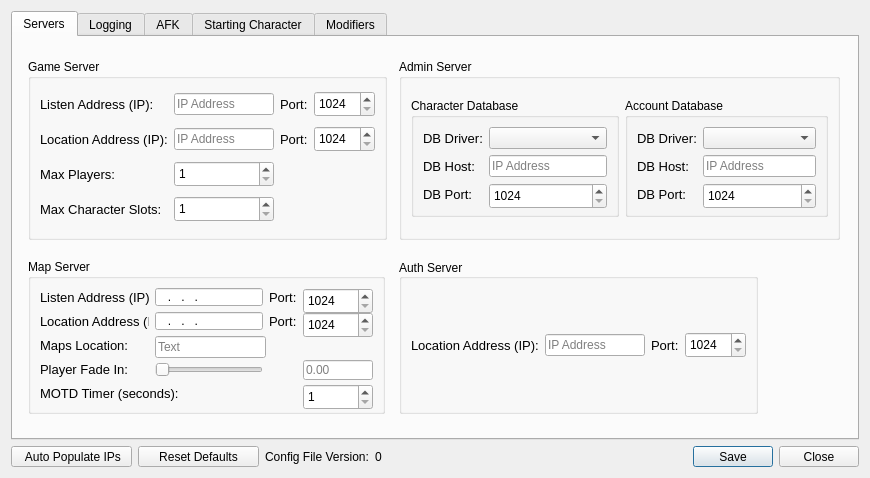
This is Utilities/SEGSAdmin/SettingsDialog.ui in Segs/Segs as Qt 5 draws it before an edit. The edited form follows.
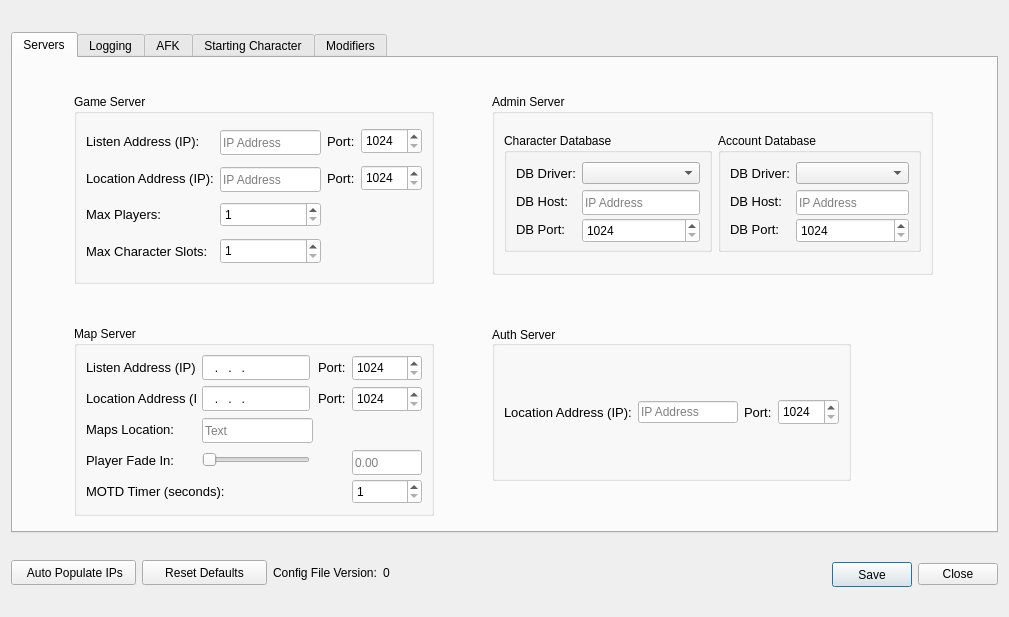
This is the edited form. Icons and pictures are not drawn.

Patch:
```diff
--- a/Utilities/SEGSAdmin/SettingsDialog.ui
+++ b/Utilities/SEGSAdmin/SettingsDialog.ui
@@ -9,8 +9,8 @@
    <rect>
     <x>0</x>
     <y>0</y>
-    <width>870</width>
-    <height>478</height>
+    <width>1009</width>
+    <height>617</height>
    </rect>
   </property>
   <property name="windowTitle">
@@ -22,7 +22,7 @@
      <property name="minimumSize">
       <size>
        <width>80</width>
-       <height>21</height>
+       <height>25</height>
       </size>
      </property>
      <property name="maximumSize">
@@ -40,7 +40,7 @@
     <widget class="QPushButton" name="reset_defaults">
      <property name="minimumSize">
       <size>
-       <width>121</width>
+       <width>125</width>
        <height>21</height>
       </size>
      </property>
@@ -75,7 +75,7 @@
     <widget class="QPushButton" name="ip_auto_populate">
      <property name="minimumSize">
       <size>
-       <width>121</width>
+       <width>125</width>
        <height>21</height>
       </size>
      </property>
@@ -138,8 +138,8 @@
          </property>
          <property name="minimumSize">
           <size>
-           <width>357</width>
-           <height>141</height>
+           <width>360</width>
+           <height>190</height>
           </size>
          </property>
          <property name="maximumSize">
@@ -166,6 +166,12 @@
           </item>
           <item row="0" column="1">
            <widget class="QLineEdit" name="map_listen_ip">
+            <property name="minimumSize">
+             <size>
+              <width>50</width>
+              <height>25</height>
+             </size>
+            </property>
             <property name="maximumSize">
              <size>
               <width>108</width>
@@ -173,7 +179,8 @@
              </size>
             </property>
             <property name="styleSheet">
-             <string notr="true">color: rgb(0, 0, 0);</string>
+             <string notr="true">color: rgb(0, 0, 0);
+background-color: rgb(255, 255, 255);</string>
             </property>
             <property name="inputMask">
              <string>000.000.000.000</string>
@@ -189,7 +196,8 @@
              </size>
             </property>
             <property name="styleSheet">
-             <string notr="true">color: rgb(0, 0, 0);</string>
+             <string notr="true">color: rgb(0, 0, 0);
+background-color: rgb(255, 255, 255);</string>
             </property>
             <property name="minimum">
              <number>1024</number>
@@ -204,7 +212,7 @@
             <property name="minimumSize">
              <size>
               <width>111</width>
-              <height>22</height>
+              <height>25</height>
              </size>
             </property>
             <property name="maximumSize">
@@ -214,7 +222,8 @@
              </size>
             </property>
             <property name="styleSheet">
-             <string notr="true">color: rgb(0, 0, 0);</string>
+             <string notr="true">color: rgb(0, 0, 0);
+background-color: rgb(255, 255, 255);</string>
             </property>
             <property name="placeholderText">
              <string>Text</string>
@@ -238,11 +247,12 @@
             <property name="minimumSize">
              <size>
               <width>0</width>
-              <height>26</height>
+              <height>25</height>
              </size>
             </property>
             <property name="styleSheet">
-             <string notr="true">color: rgb(0, 0, 0);</string>
+             <string notr="true">color: rgb(0, 0, 0);
+background-color: rgb(255, 255, 255);</string>
             </property>
             <property name="minimum">
              <number>1</number>
@@ -281,7 +291,7 @@
             <property name="minimumSize">
              <size>
               <width>70</width>
-              <height>20</height>
+              <height>25</height>
              </size>
             </property>
             <property name="maximumSize">
@@ -291,7 +301,8 @@
              </size>
             </property>
             <property name="styleSheet">
-             <string notr="true">color: rgb(0, 0, 0);</string>
+             <string notr="true">color: rgb(0, 0, 0);
+background-color: rgb(255, 255, 255);</string>
             </property>
             <property name="placeholderText">
              <string>0.00</string>
@@ -307,7 +318,8 @@
              </size>
             </property>
             <property name="styleSheet">
-             <string notr="true">color: rgb(0, 0, 0);</string>
+             <string notr="true">color: rgb(0, 0, 0);
+background-color: rgb(255, 255, 255);</string>
             </property>
             <property name="minimum">
              <number>1024</number>
@@ -343,6 +355,12 @@
           </item>
           <item row="1" column="1">
            <widget class="QLineEdit" name="map_location_ip">
+            <property name="minimumSize">
+             <size>
+              <width>50</width>
+              <height>25</height>
+             </size>
+            </property>
             <property name="maximumSize">
              <size>
               <width>108</width>
@@ -350,7 +368,8 @@
              </size>
             </property>
             <property name="styleSheet">
-             <string notr="true">color: rgb(0, 0, 0);</string>
+             <string notr="true">color: rgb(0, 0, 0);
+background-color: rgb(255, 255, 255);</string>
             </property>
             <property name="inputMask">
              <string>000.000.000.000</string>
@@ -422,8 +441,8 @@
          </property>
          <property name="minimumSize">
           <size>
-           <width>359</width>
-           <height>181</height>
+           <width>360</width>
+           <height>190</height>
           </size>
          </property>
          <property name="maximumSize">
@@ -444,6 +463,12 @@
               <verstretch>0</verstretch>
              </sizepolicy>
             </property>
+            <property name="minimumSize">
+             <size>
+              <width>50</width>
+              <height>25</height>
+             </size>
+            </property>
             <property name="maximumSize">
              <size>
               <width>160</width>
@@ -457,7 +482,8 @@
              </size>
             </property>
             <property name="styleSheet">
-             <string notr="true">color: rgb(0, 0, 0);</string>
+             <string notr="true">color: rgb(0, 0, 0);
+background-color: rgb(255, 255, 255);</string>
             </property>
             <property name="inputMask">
              <string/>
@@ -488,7 +514,8 @@
              </size>
             </property>
             <property name="styleSheet">
-             <string notr="true">color: rgb(0, 0, 0);</string>
+             <string notr="true">color: rgb(0, 0, 0);
+background-color: rgb(255, 255, 255);</string>
             </property>
             <property name="minimum">
              <number>1</number>
@@ -507,7 +534,8 @@
              </size>
             </property>
             <property name="styleSheet">
-             <string notr="true">color: rgb(0, 0, 0);</string>
+             <string notr="true">color: rgb(0, 0, 0);
+background-color: rgb(255, 255, 255);</string>
             </property>
             <property name="minimum">
              <number>1024</number>
@@ -574,7 +602,8 @@
              </size>
             </property>
             <property name="styleSheet">
-             <string notr="true">color: rgb(0, 0, 0);</string>
+             <string notr="true">color: rgb(0, 0, 0);
+background-color: rgb(255, 255, 255);</string>
             </property>
             <property name="minimum">
              <number>1024</number>
@@ -589,7 +618,7 @@
             <property name="minimumSize">
              <size>
               <width>50</width>
-              <height>22</height>
+              <height>25</height>
              </size>
             </property>
             <property name="maximumSize">
@@ -599,7 +628,8 @@
              </size>
             </property>
             <property name="styleSheet">
-             <string notr="true">color: rgb(0, 0, 0);</string>
+             <string notr="true">color: rgb(0, 0, 0);
+background-color: rgb(255, 255, 255);</string>
             </property>
             <property name="inputMask">
              <string/>
@@ -626,11 +656,12 @@
             <property name="minimumSize">
              <size>
               <width>0</width>
-              <height>26</height>
+              <height>25</height>
              </size>
             </property>
             <property name="styleSheet">
-             <string notr="true">color: rgb(0, 0, 0);</string>
+             <string notr="true">color: rgb(0, 0, 0);
+background-color: rgb(255, 255, 255);</string>
             </property>
             <property name="minimum">
              <number>1</number>
@@ -687,8 +718,21 @@
             <layout class="QGridLayout" name="gridLayout_5">
              <item row="1" column="1">
               <widget class="QLineEdit" name="char_dbhost">
+               <property name="sizePolicy">
+                <sizepolicy hsizetype="Expanding" vsizetype="Maximum">
+                 <horstretch>0</horstretch>
+                 <verstretch>0</verstretch>
+                </sizepolicy>
+               </property>
+               <property name="minimumSize">
+                <size>
+                 <width>0</width>
+                 <height>25</height>
+                </size>
+               </property>
                <property name="styleSheet">
-                <string notr="true">color: rgb(0, 0, 0);</string>
+                <string notr="true">color: rgb(0, 0, 0);
+background-color: rgb(255, 255, 255);</string>
                </property>
                <property name="inputMask">
                 <string/>
@@ -718,11 +762,12 @@
                <property name="minimumSize">
                 <size>
                  <width>0</width>
-                 <height>26</height>
+                 <height>25</height>
                 </size>
                </property>
                <property name="styleSheet">
-                <string notr="true">color: rgb(0, 0, 0);</string>
+                <string notr="true">color: rgb(0, 0, 0);
+background-color: rgb(255, 255, 255);</string>
                </property>
                <property name="minimum">
                 <number>1024</number>
@@ -812,8 +857,15 @@
              </item>
              <item row="1" column="1">
               <widget class="QLineEdit" name="acc_dbhost">
+               <property name="minimumSize">
+                <size>
+                 <width>0</width>
+                 <height>25</height>
+                </size>
+               </property>
                <property name="styleSheet">
-                <string notr="true">color: rgb(0, 0, 0);</string>
+                <string notr="true">color: rgb(0, 0, 0);
+background-color: rgb(255, 255, 255);</string>
                </property>
                <property name="inputMask">
                 <string/>
@@ -840,11 +892,12 @@
                <property name="minimumSize">
                 <size>
                  <width>0</width>
-                 <height>26</height>
+                 <height>25</height>
                 </size>
                </property>
                <property name="styleSheet">
-                <string notr="true">color: rgb(0, 0, 0);</string>
+                <string notr="true">color: rgb(0, 0, 0);
+background-color: rgb(255, 255, 255);</string>
                </property>
                <property name="minimum">
                 <number>1024</number>
@@ -919,7 +972,8 @@
                </size>
               </property>
               <property name="styleSheet">
-               <string notr="true">color: rgb(0, 0, 0);</string>
+               <string notr="true">color: rgb(0, 0, 0);
+background-color: rgb(255, 255, 255);</string>
               </property>
               <property name="inputMask">
                <string/>
@@ -954,7 +1008,8 @@
                </size>
               </property>
               <property name="styleSheet">
-               <string notr="true">color: rgb(0, 0, 0);</string>
+               <string notr="true">color: rgb(0, 0, 0);
+background-color: rgb(255, 255, 255);</string>
               </property>
               <property name="minimum">
                <number>1024</number>
@@ -1746,7 +1801,7 @@
      <property name="minimumSize">
       <size>
        <width>80</width>
-       <height>21</height>
+       <height>25</height>
       </size>
      </property>
      <property name="maximumSize">
```
